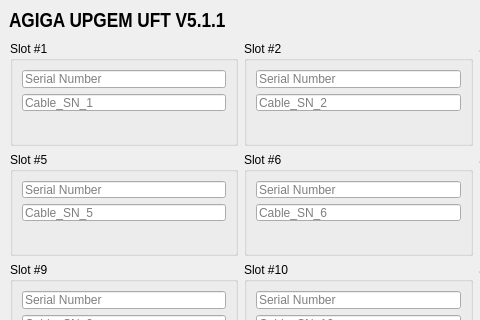
First picture: the form in src/UFT_GUI/UFT_Ui.ui, repository zhoupisen/Garnet, before the edit; both pictures show x 0 to 480 and y 0 to 320 of the 1036 by 877 pixel window.
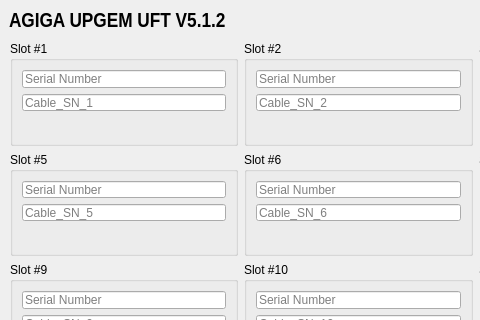
Second picture: the form after the edit. Custom widgets are drawn as their Qt base class.

Patch:
```diff
--- a/src/UFT_GUI/UFT_Ui.ui
+++ b/src/UFT_GUI/UFT_Ui.ui
@@ -441,7 +441,7 @@
     <bool>false</bool>
    </property>
    <property name="text">
-    <string>AGIGA UPGEM UFT V5.1.1</string>
+    <string>AGIGA UPGEM UFT V5.1.2</string>
    </property>
    <property name="textFormat">
     <enum>Qt::AutoText</enum>
```
